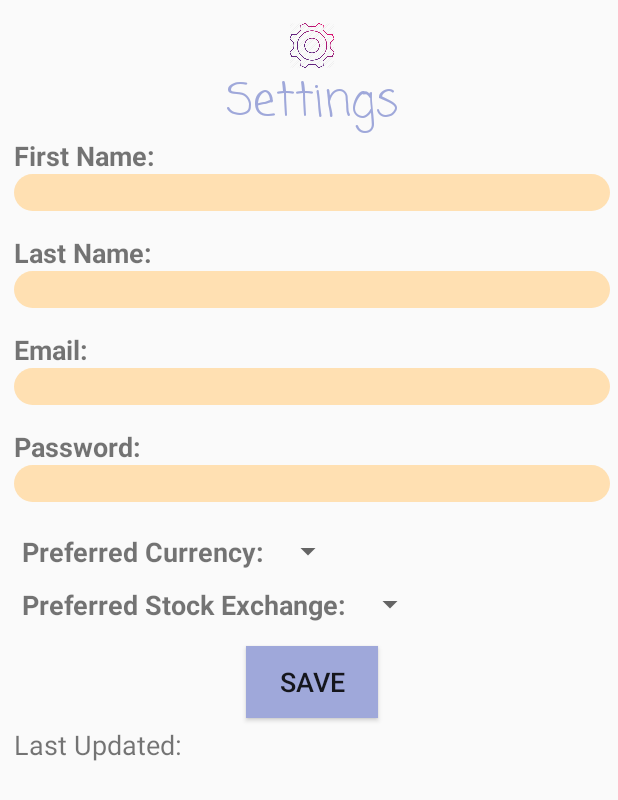
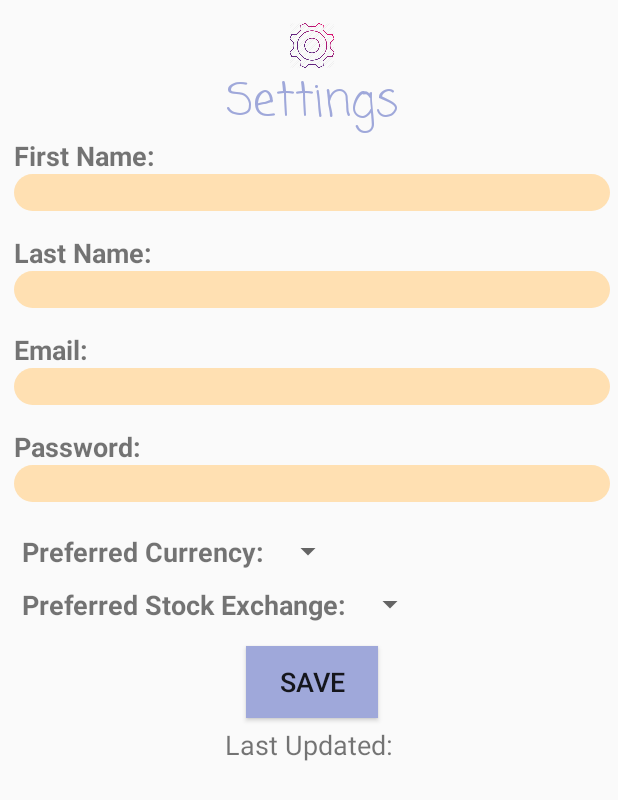
Before and after one commit to Apanian25/am2pm, an Android app: the layout activity_settings.xml on its own in the app's theme, with its tools: preview values and no code run, on a phone screen of 412 x 824 dp. Shown: the top 800 px of the screen. Run offline under Robolectric (Android 15) with nearby library versions, the phone set to English and light mode, and no system bars.

Commit message:
adjust date in settings.xml

```diff
--- a/Stockers/app/src/main/java/com/dawson/jonat/stockers/Menu/SettingsActivity.java
+++ b/Stockers/app/src/main/java/com/dawson/jonat/stockers/Menu/SettingsActivity.java
@@ -20,6 +20,7 @@ import com.dawson.jonat.stockers.Menu.Menus;
 import com.dawson.jonat.stockers.R;
 
 import java.text.SimpleDateFormat;
+import java.util.Calendar;
 import java.util.Date;
 import java.util.Locale;
 
@@ -164,7 +165,7 @@ public class SettingsActivity extends Menus {
         // store stock
         editor.putInt("stock", spinner_stock.getSelectedItemPosition());
         // store date
-        editor.putString("date", last_mod_date.getText().toString());
+        editor.putString("date", new SimpleDateFormat("yyyy/MM/dd HH:mm:ss").format(Calendar.getInstance().getTime()));
 
         editor.commit();
 
@@ -183,7 +184,7 @@ public class SettingsActivity extends Menus {
         password.setText(prefs.getString("password", null));
         spinner_curr.setSelection(prefs.getInt("curr", 0));
         spinner_stock.setSelection(prefs.getInt("stock", 0));
-        last_mod_date.setText(prefs.getString("date", null));
+        last_mod_date.setText(" " + prefs.getString("date", null));
     }
 
     /**
--- a/Stockers/app/src/main/res/layout/activity_settings.xml
+++ b/Stockers/app/src/main/res/layout/activity_settings.xml
@@ -116,20 +116,19 @@
                 android:layout_gravity="center"/>
         <LinearLayout
         android:layout_width="wrap_content"
-    android:layout_height="wrap_content">
+        android:layout_height="wrap_content"
+        android:layout_gravity="center">
             <TextView
                 android:layout_width="wrap_content"
                 android:layout_height="wrap_content"
                 android:text="@string/label_date"
-        android:paddingTop="5dp"
-        android:layout_gravity="center"/>
+                android:paddingTop="5dp"/>
             <TextView
                 android:layout_width="wrap_content"
                 android:layout_height="wrap_content"
                 android:id="@+id/date"
                 android:paddingTop="5dp"
-        android:layout_marginRight="4dp"
-        android:layout_gravity="center"/>
+                android:layout_marginRight="4dp"/>
         </LinearLayout>
     </LinearLayout>
 </LinearLayout>
```
Lines whose indentation alone changed are shown as unchanged.
